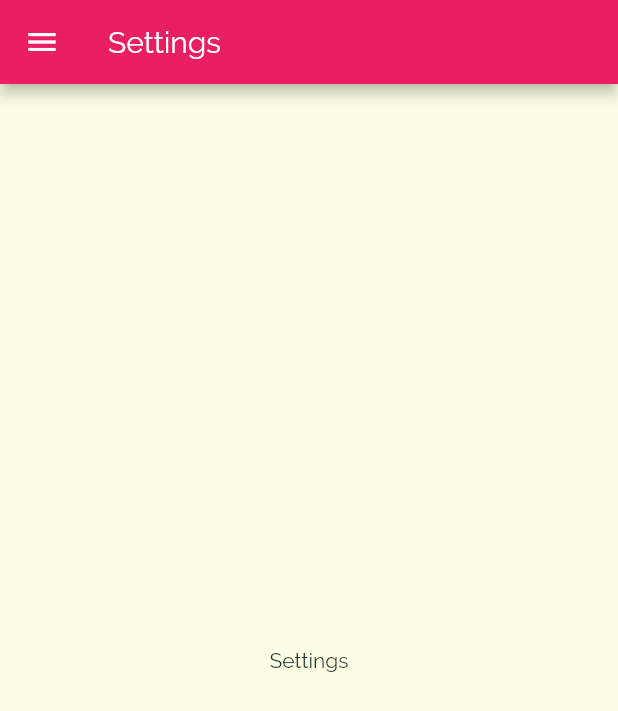
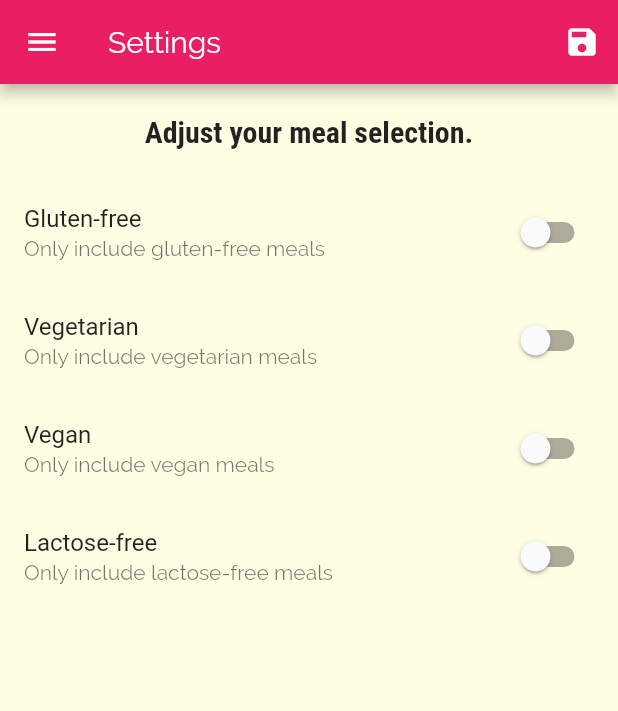
Before and after one commit to klcantrell/dart-trip, a Flutter app: the SettingsScreen screen opened by its route, on a phone screen of 412 x 824 dp. Shown: the top 711 px of the screen. Run offline on Flutter 3.47's test engine with Material 2 defaults, Android fonts, the phone set to English and light mode, and no system bars; our stand-ins replace freezed_annotation; generated files the repository leaves out were written again.

Commit message:
max-flutter/meals: Implement meals filtering w/ setting

```diff
--- a/max-flutter/meals/lib/main.dart
+++ b/max-flutter/meals/lib/main.dart
@@ -1,16 +1,54 @@
 import 'package:flutter/material.dart';
-import 'package:meals/screens/settings_screen.dart';
-import 'package:meals/screens/tabs_screen.dart';
+
+import './models/dummy_data.dart';
+import './models/meal.dart';
 
 import './screens/categories_meals_screen.dart';
 import './screens/categories_screen.dart';
 import './screens/meal_detail_screen.dart';
+import './screens/settings_screen.dart';
+import './screens/tabs_screen.dart';
 
 void main() {
   runApp(MyApp());
 }
 
-class MyApp extends StatelessWidget {
+class MyApp extends StatefulWidget {
+  @override
+  _MyAppState createState() => _MyAppState();
+}
+
+class _MyAppState extends State<MyApp> {
+  Map<String, bool> _settings = {
+    'gluten': false,
+    'lactose': false,
+    'vegan': false,
+    'vegetarian': false,
+  };
+  List<Meal> _availableMeals = DUMMY_MEALS;
+
+  void _updateSettings(Map<String, bool> settingsData) {
+    setState(() {
+      _settings = settingsData;
+
+      _availableMeals = DUMMY_MEALS.where((meal) {
+        if (_settings['gluten']) {
+          return meal.isGlutenFree;
+        }
+        if (_settings['lactose']) {
+          return meal.isLactoseFree;
+        }
+        if (_settings['vegan']) {
+          return meal.isVegan;
+        }
+        if (_settings['vegetarian']) {
+          return meal.isVegetarian;
+        }
+        return true;
+      }).toList();
+    });
+  }
+
   @override
   Widget build(BuildContext context) {
     return MaterialApp(
@@ -37,9 +75,11 @@ class MyApp extends StatelessWidget {
       ),
       routes: {
         '/': (_) => TabsScreen(),
-        CategoriesMealsScreens.routeName: (_) => CategoriesMealsScreens(),
-        MealDetailScreen.routeName: (_) => MealDetailScreen(),
-        SettingsScreen.routeName: (_) => SettingsScreen(),
+        CategoriesMealsScreens.routeName: (_) =>
+            CategoriesMealsScreens(_availableMeals),
+        MealDetailScreen.routeName: (_) => MealDetailScreen(_availableMeals),
+        SettingsScreen.routeName: (_) =>
+            SettingsScreen(_settings, _updateSettings),
       },
       onUnknownRoute: (_) =>
           MaterialPageRoute(builder: (_) => CategoriesScreen()),
--- a/max-flutter/meals/lib/screens/categories_meals_screen.dart
+++ b/max-flutter/meals/lib/screens/categories_meals_screen.dart
@@ -1,12 +1,14 @@
 import 'package:flutter/material.dart';
 
+import '../widgets/meal_item.dart';
 import '../models/meal.dart';
-import '../widgets/meal_item.dart';
-
-import '../models/dummy_data.dart';
 
 class CategoriesMealsScreens extends StatefulWidget {
   static const routeName = '/category-screen';
+
+  final List<Meal> _availableMeals;
+
+  CategoriesMealsScreens(this._availableMeals);
 
   @override
   _CategoriesMealsScreensState createState() => _CategoriesMealsScreensState();
@@ -24,7 +26,7 @@ class _CategoriesMealsScreensState extends State<CategoriesMealsScreens> {
           ModalRoute.of(context).settings.arguments as Map<String, String>;
       _categoryTitle = routeArgs['title'];
       final categoryId = routeArgs['id'];
-      _displayedMeals = DUMMY_MEALS
+      _displayedMeals = widget._availableMeals
           .where((meal) => meal.categories.contains(categoryId))
           .toList();
       _loadedInitialData = true;
--- a/max-flutter/meals/lib/screens/meal_detail_screen.dart
+++ b/max-flutter/meals/lib/screens/meal_detail_screen.dart
@@ -1,16 +1,21 @@
 import 'package:flutter/material.dart';
 
-import '../models/dummy_data.dart';
+import '../models/meal.dart';
 
 class MealDetailScreen extends StatelessWidget {
   static const routeName = '/meal-detail';
+
+  final List<Meal> _availableMeals;
+
+  MealDetailScreen(this._availableMeals);
 
   @override
   Widget build(BuildContext context) {
     final routeArgs =
         ModalRoute.of(context).settings.arguments as Map<String, String>;
     final mealId = routeArgs['id'];
-    final selectedMeal = DUMMY_MEALS.firstWhere((meal) => meal.id == mealId);
+    final selectedMeal =
+        _availableMeals.firstWhere((meal) => meal.id == mealId);
     return Scaffold(
       appBar: AppBar(
         title: Text(selectedMeal.title),
--- a/max-flutter/meals/lib/screens/settings_screen.dart
+++ b/max-flutter/meals/lib/screens/settings_screen.dart
@@ -2,18 +2,113 @@ import 'package:flutter/material.dart';
 
 import '../widgets/main_drawer.dart';
 
-class SettingsScreen extends StatelessWidget {
+class SettingsScreen extends StatefulWidget {
   static const routeName = '/settings';
+
+  final Map<String, bool> currentSettings;
+  final void Function(Map<String, bool>) save;
+
+  SettingsScreen(this.currentSettings, this.save);
+
+  @override
+  _SettingsScreenState createState() => _SettingsScreenState();
+}
+
+class _SettingsScreenState extends State<SettingsScreen> {
+  var _glutenFree = false;
+  var _vegetarian = false;
+  var _vegan = false;
+  var _lactoseFree = false;
+
+  @override
+  initState() {
+    _glutenFree = widget.currentSettings['gluten'];
+    _lactoseFree = widget.currentSettings['lactose'];
+    _vegan = widget.currentSettings['vegan'];
+    _vegetarian = widget.currentSettings['vegetarian'];
+    super.initState();
+  }
+
+  Widget buildSwitchListTile({
+    @required String title,
+    @required String subtitle,
+    @required bool value,
+    @required void Function(bool) handleChange,
+  }) {
+    return SwitchListTile(
+      title: Text(title),
+      subtitle: Text(subtitle),
+      value: value,
+      onChanged: handleChange,
+    );
+  }
 
   @override
   Widget build(BuildContext context) {
     return Scaffold(
       appBar: AppBar(
         title: Text('Settings'),
+        actions: [
+          IconButton(
+            icon: Icon(Icons.save),
+            onPressed: () => widget.save({
+              'gluten': _glutenFree,
+              'lactose': _lactoseFree,
+              'vegan': _vegan,
+              'vegetarian': _vegetarian,
+            }),
+          ),
+        ],
       ),
       drawer: MainDrawer(),
-      body: Center(
-        child: Text('Settings'),
+      body: Column(
+        children: [
+          Container(
+            padding: EdgeInsets.all(20),
+            child: Text(
+              'Adjust your meal selection.',
+              style: Theme.of(context).textTheme.headline6,
+            ),
+          ),
+          Expanded(
+            child: ListView(
+              children: [
+                buildSwitchListTile(
+                  title: 'Gluten-free',
+                  subtitle: 'Only include gluten-free meals',
+                  value: _glutenFree,
+                  handleChange: (newValue) {
+                    setState(() => _glutenFree = newValue);
+                  },
+                ),
+                buildSwitchListTile(
+                  title: 'Vegetarian',
+                  subtitle: 'Only include vegetarian meals',
+                  value: _vegetarian,
+                  handleChange: (newValue) {
+                    setState(() => _vegetarian = newValue);
+                  },
+                ),
+                buildSwitchListTile(
+                  title: 'Vegan',
+                  subtitle: 'Only include vegan meals',
+                  value: _vegan,
+                  handleChange: (newValue) {
+                    setState(() => _vegan = newValue);
+                  },
+                ),
+                buildSwitchListTile(
+                  title: 'Lactose-free',
+                  subtitle: 'Only include lactose-free meals',
+                  value: _lactoseFree,
+                  handleChange: (newValue) {
+                    setState(() => _lactoseFree = newValue);
+                  },
+                ),
+              ],
+            ),
+          ),
+        ],
       ),
     );
   }
```
